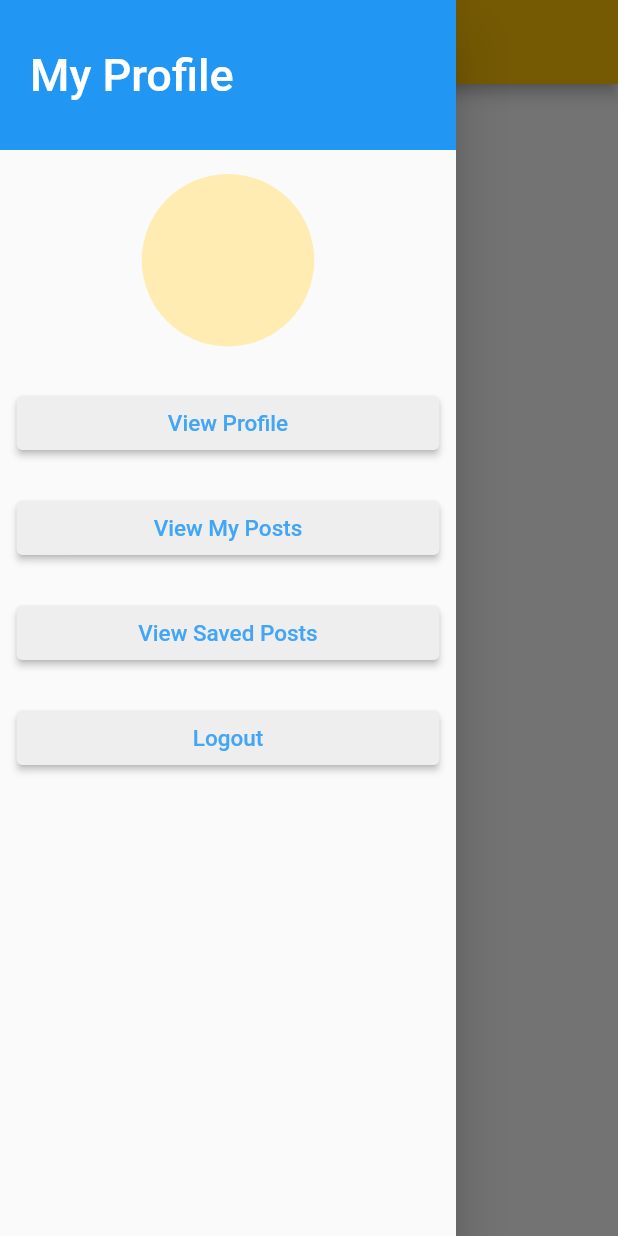
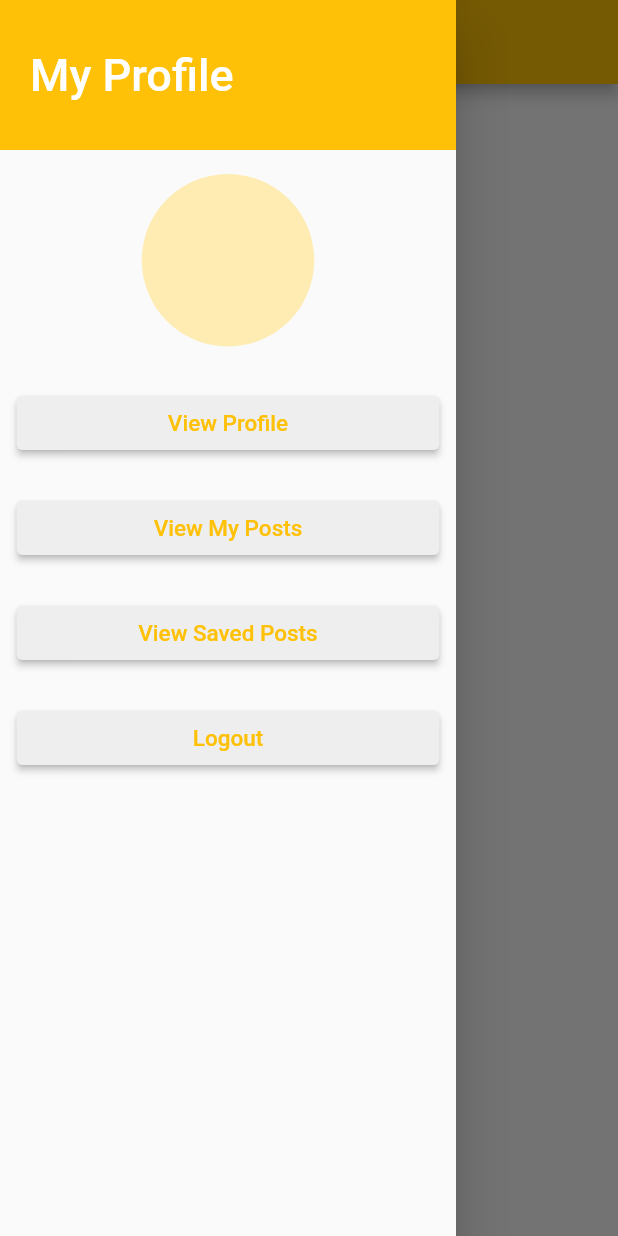
Before and after one commit to hagar-yasser/The_GUC_CC_App, a Flutter app: the MyPosts screen opened by its route, with the side drawer open, on a phone screen of 412 x 824 dp. Run offline on Flutter 3.47's test engine with Material 2 defaults, Android fonts, the light colour scheme and no system bars; our stand-ins replace cloud_firestore, firebase_auth, firebase_core, firebase_messaging, firebase_storage, flutter_local_notifications and 2 more; accounts and stored records are empty.

Commit message:
changed rokaya's colors

```diff
--- a/lib/ViewPosts.dart
+++ b/lib/ViewPosts.dart
@@ -3,6 +3,7 @@ import 'package:firebase_auth/firebase_auth.dart';
 import 'package:flutter/material.dart';
 import 'package:provider/provider.dart';
 import 'package:the_guc_cc_app/SinglePost.dart';
+import 'package:the_guc_cc_app/drawer.dart';
 import 'AddNormalPostForm.dart';
 import 'authorization/Auth.dart';
 
@@ -286,6 +287,7 @@ class _ViewPostsState extends State<ViewPosts> {
         .orderBy("date", descending: true);
     var postDataStream = postData.snapshots();
     return Scaffold(
+        drawer: MainDrawer(),
         appBar: AppBar(
           title: const Text("Home Page"),
         ),
--- a/lib/Wrapper.dart
+++ b/lib/Wrapper.dart
@@ -53,15 +53,7 @@ class _WrapperState extends State<Wrapper> {
               //QUERY THE DATABASE FOR THE USER DOCUMENT THAT HAS THIS EMAIL WHERE
               //YOU WILL KNOW THE USER TYPE AND OTHER INFO SUCH AS THE SAVED POSTS IDS SUPPOSEDLY
               print('returned scaffold in wrapper');
-              return Scaffold(
-                appBar: AppBar(
-                  title: Text('Wrapper'),
-                ),
-                drawer: MainDrawer(),
-                body: Center(
-                  child: ViewPosts(),
-                ),
-              );
+              return ViewPosts();
             } else {
               print("user from wrapper " + user.toString());
               return Signing();
--- a/lib/drawer.dart
+++ b/lib/drawer.dart
@@ -87,7 +87,7 @@ class _MainDrawerState extends State<MainDrawer> {
                     width: double.infinity,
                     padding: EdgeInsets.all(20),
                     alignment: Alignment.centerLeft,
-                    color: Colors.blue,
+                    color: Colors.amber,
                     child: Text(
                       'My Profile',
                       style: TextStyle(
@@ -96,7 +96,6 @@ class _MainDrawerState extends State<MainDrawer> {
                           color: Colors.white),
                     ),
                   ),
-
                   ProfilePhoto(),
                   Container(
                     width: double.infinity,
@@ -106,7 +105,7 @@ class _MainDrawerState extends State<MainDrawer> {
                           style: TextStyle(
                               fontWeight: FontWeight.w500,
                               fontSize: 15,
-                              color: Colors.blue[400])),
+                              color: Colors.amber)),
                       style: ButtonStyle(
                         backgroundColor:
                             MaterialStateProperty.all(Colors.grey[200]),
@@ -122,7 +121,7 @@ class _MainDrawerState extends State<MainDrawer> {
                           style: TextStyle(
                               fontWeight: FontWeight.w500,
                               fontSize: 15,
-                              color: Colors.blue[400])),
+                              color: Colors.amber)),
                       style: ButtonStyle(
                         backgroundColor:
                             MaterialStateProperty.all(Colors.grey[200]),
@@ -138,7 +137,7 @@ class _MainDrawerState extends State<MainDrawer> {
                             style: TextStyle(
                                 fontWeight: FontWeight.w500,
                                 fontSize: 15,
-                                color: Colors.blue[400])),
+                                color: Colors.amber)),
                         style: ButtonStyle(
                           backgroundColor:
                               MaterialStateProperty.all(Colors.grey[200]),
@@ -160,7 +159,7 @@ class _MainDrawerState extends State<MainDrawer> {
                     width: double.infinity,
                     padding: EdgeInsets.all(20),
                     alignment: Alignment.centerLeft,
-                    color: Colors.blue,
+                    color: Colors.amber,
                     child: Text(
                       'My Profile',
                       style: TextStyle(
@@ -193,7 +192,7 @@ class _MainDrawerState extends State<MainDrawer> {
                           style: TextStyle(
                               fontWeight: FontWeight.w500,
                               fontSize: 15,
-                              color: Colors.blue[400])),
+                              color: Colors.amber)),
                       style: ButtonStyle(
                         backgroundColor:
                             MaterialStateProperty.all(Colors.grey[200]),
@@ -209,7 +208,7 @@ class _MainDrawerState extends State<MainDrawer> {
                           style: TextStyle(
                               fontWeight: FontWeight.w500,
                               fontSize: 15,
-                              color: Colors.blue[400])),
+                              color: Colors.amber)),
                       style: ButtonStyle(
                         backgroundColor:
                             MaterialStateProperty.all(Colors.grey[200]),
@@ -225,7 +224,7 @@ class _MainDrawerState extends State<MainDrawer> {
                           style: TextStyle(
                               fontWeight: FontWeight.w500,
                               fontSize: 15,
-                              color: Colors.blue[400])),
+                              color: Colors.amber)),
                       style: ButtonStyle(
                         backgroundColor:
                             MaterialStateProperty.all(Colors.grey[200]),
@@ -241,13 +240,13 @@ class _MainDrawerState extends State<MainDrawer> {
                             style: TextStyle(
                                 fontWeight: FontWeight.w500,
                                 fontSize: 15,
-                                color: Colors.blue[400])),
+                                color: Colors.amber)),
                         style: ButtonStyle(
                           backgroundColor:
                               MaterialStateProperty.all(Colors.grey[200]),
                         ),
-                        onPressed: ()  {
-                           auth.signOut();
+                        onPressed: () {
+                          auth.signOut();
                           //navigateToSigning(context);
                         }),
                   ),
```
